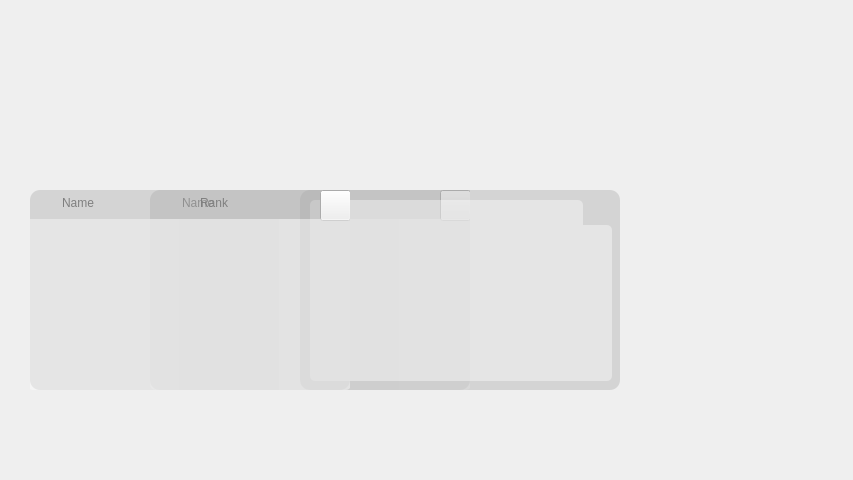
Before: the Qt Designer form PokemonClient/mainpage.ui in XiaoyuWang-BUPT/Pokemon, drawn with Qt 5.
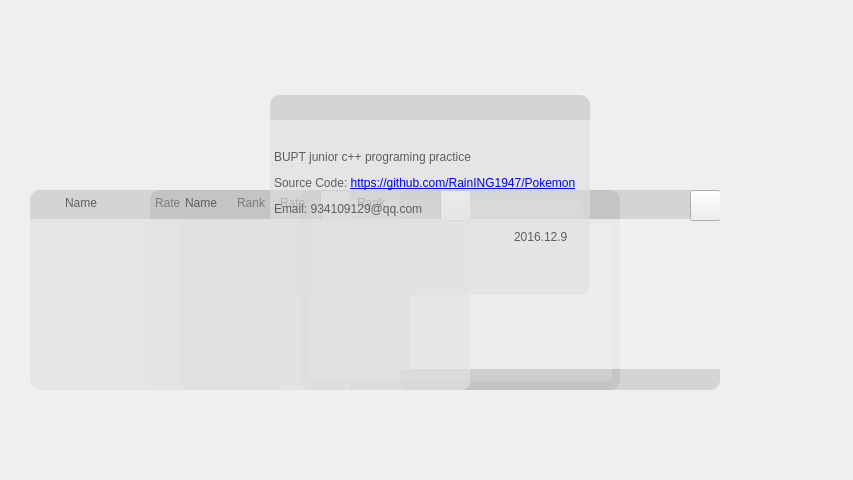
After: the same form once the commit is applied. Icons and pictures are not drawn.

Patch:
```diff
--- a/PokemonClient/mainpage.ui
+++ b/PokemonClient/mainpage.ui
@@ -298,7 +298,7 @@
    <widget class="QLabel" name="onlineNameLabel">
     <property name="geometry">
      <rect>
-      <x>32</x>
+      <x>35</x>
       <y>3</y>
       <width>54</width>
       <height>20</height>
@@ -306,7 +306,7 @@
     </property>
     <property name="styleSheet">
      <string notr="true">font: 75 14pt &quot;Consolas&quot;;
-color: rgba(125, 125, 125, 250);</string>
+color: rgb(93, 93, 93);</string>
     </property>
     <property name="text">
      <string>Name</string>
@@ -315,7 +315,7 @@
    <widget class="QLabel" name="onlineRankLabel">
     <property name="geometry">
      <rect>
-      <x>170</x>
+      <x>207</x>
       <y>3</y>
       <width>54</width>
       <height>20</height>
@@ -323,7 +323,7 @@
     </property>
     <property name="styleSheet">
      <string notr="true">font: 75 14pt &quot;Consolas&quot;;
-color: rgba(125, 125, 125, 250);</string>
+color: rgb(93, 93, 93);</string>
     </property>
     <property name="text">
      <string>Rank</string>
@@ -342,7 +342,7 @@
      <cursorShape>PointingHandCursor</cursorShape>
     </property>
     <property name="styleSheet">
-     <string notr="true">border-bottom-right-radius: 5px;
+     <string notr="true">border-bottom-right-radius: 10px;
 background-color: rgba(255, 255, 255, 110);</string>
     </property>
    </widget>
@@ -357,7 +357,7 @@
     </property>
     <property name="styleSheet">
      <string notr="true">background-color: rgba(255, 255, 255, 110);
-border-bottom-left-radius: 5px;</string>
+border-bottom-left-radius: 10px;</string>
     </property>
    </widget>
    <widget class="QWidget" name="playerPokeButtonWidget" native="true">
@@ -373,6 +373,23 @@
      <string notr="true">background-color: rgba(255, 255, 255, 110);</string>
     </property>
    </widget>
+   <widget class="QLabel" name="onlineRateLabel">
+    <property name="geometry">
+     <rect>
+      <x>130</x>
+      <y>3</y>
+      <width>54</width>
+      <height>20</height>
+     </rect>
+    </property>
+    <property name="styleSheet">
+     <string notr="true">font: 75 14pt &quot;Consolas&quot;;
+color: rgb(93, 93, 93);</string>
+    </property>
+    <property name="text">
+     <string>Rate</string>
+    </property>
+   </widget>
   </widget>
   <widget class="QWidget" name="myinfoWidget" native="true">
    <property name="geometry">
@@ -457,6 +474,10 @@
      <string/>
     </property>
    </widget>
+   <zorder>myinfoCloseBtn</zorder>
+   <zorder>myinfoText</zorder>
+   <zorder>decorationLabel</zorder>
+   <zorder>onlineRateLabel</zorder>
   </widget>
   <widget class="QWidget" name="rankWidget" native="true">
    <property name="geometry">
@@ -514,7 +535,7 @@
     <property name="styleSheet">
      <string notr="true">background-color: rgba(255, 255, 255, 100);
 color: rgb(93, 93, 93);
-border-bottom-left-radius : 5px;</string>
+border-bottom-left-radius : 10px;</string>
     </property>
     <property name="frameShape">
      <enum>QFrame::NoFrame</enum>
@@ -548,7 +569,7 @@
    <widget class="QLabel" name="rankNameLabel">
     <property name="geometry">
      <rect>
-      <x>32</x>
+      <x>35</x>
       <y>3</y>
       <width>54</width>
       <height>20</height>
@@ -556,7 +577,7 @@
     </property>
     <property name="styleSheet">
      <string notr="true">font: 75 14pt &quot;Consolas&quot;;
-color: rgba(125, 125, 125, 250);</string>
+color: rgb(93, 93, 93);</string>
     </property>
     <property name="text">
      <string>Name</string>
@@ -565,7 +586,7 @@
    <widget class="QLabel" name="rankRankLabel">
     <property name="geometry">
      <rect>
-      <x>170</x>
+      <x>207</x>
       <y>3</y>
       <width>54</width>
       <height>20</height>
@@ -573,7 +594,7 @@
     </property>
     <property name="styleSheet">
      <string notr="true">font: 75 14pt &quot;Consolas&quot;;
-color: rgba(125, 125, 125, 250);</string>
+color: rgb(93, 93, 93);</string>
     </property>
     <property name="text">
      <string>Rank</string>
@@ -609,6 +630,243 @@
      <string notr="true">background-color: rgba(255, 255, 255, 110);</string>
     </property>
    </widget>
+   <widget class="QLabel" name="rateRankLabel">
+    <property name="geometry">
+     <rect>
+      <x>125</x>
+      <y>3</y>
+      <width>54</width>
+      <height>20</height>
+     </rect>
+    </property>
+    <property name="styleSheet">
+     <string notr="true">font: 75 14pt &quot;Consolas&quot;;
+color: rgb(93, 93, 93);</string>
+    </property>
+    <property name="text">
+     <string>Rate</string>
+    </property>
+   </widget>
+  </widget>
+  <widget class="QWidget" name="pokeTableContainer" native="true">
+   <property name="geometry">
+    <rect>
+     <x>400</x>
+     <y>190</y>
+     <width>320</width>
+     <height>200</height>
+    </rect>
+   </property>
+   <property name="styleSheet">
+    <string notr="true">#pokeTableContainer {
+	border-radius: 10px;
+	background-color: rgba(170, 170, 170, 100);
+}</string>
+   </property>
+   <widget class="QWidget" name="sendLayerPokeTableWidget" native="true">
+    <property name="geometry">
+     <rect>
+      <x>0</x>
+      <y>29</y>
+      <width>320</width>
+      <height>150</height>
+     </rect>
+    </property>
+    <property name="styleSheet">
+     <string notr="true">background-color: rgba(255, 255, 255, 100);
+color: rgb(93, 93, 93);</string>
+    </property>
+    <widget class="QTableWidget" name="pokeTable">
+     <property name="geometry">
+      <rect>
+       <x>10</x>
+       <y>0</y>
+       <width>320</width>
+       <height>150</height>
+      </rect>
+     </property>
+     <property name="font">
+      <font>
+       <family>Consolas</family>
+       <pointsize>12</pointsize>
+       <weight>75</weight>
+       <bold>true</bold>
+      </font>
+     </property>
+     <property name="styleSheet">
+      <string notr="true">background-color: rgba(255, 255, 255, 100);
+color: rgb(93, 93, 93);</string>
+     </property>
+     <property name="frameShape">
+      <enum>QFrame::NoFrame</enum>
+     </property>
+     <property name="lineWidth">
+      <number>0</number>
+     </property>
+     <property name="iconSize">
+      <size>
+       <width>36</width>
+       <height>36</height>
+      </size>
+     </property>
+     <property name="showGrid">
+      <bool>true</bool>
+     </property>
+     <property name="gridStyle">
+      <enum>Qt::NoPen</enum>
+     </property>
+     <property name="rowCount">
+      <number>3</number>
+     </property>
+     <property name="columnCount">
+      <number>6</number>
+     </property>
+     <attribute name="horizontalHeaderVisible">
+      <bool>false</bool>
+     </attribute>
+     <attribute name="horizontalHeaderDefaultSectionSize">
+      <number>50</number>
+     </attribute>
+     <attribute name="horizontalHeaderHighlightSections">
+      <bool>false</bool>
+     </attribute>
+     <attribute name="verticalHeaderVisible">
+      <bool>false</bool>
+     </attribute>
+     <attribute name="verticalHeaderDefaultSectionSize">
+      <number>50</number>
+     </attribute>
+     <attribute name="verticalHeaderHighlightSections">
+      <bool>false</bool>
+     </attribute>
+     <row/>
+     <row/>
+     <row/>
+     <column/>
+     <column/>
+     <column/>
+     <column/>
+     <column/>
+     <column/>
+    </widget>
+    <zorder>pokeTable</zorder>
+    <zorder>battlePicContainer</zorder>
+    <zorder>battlePicContainer</zorder>
+    <zorder>battlePicContainer</zorder>
+   </widget>
+   <widget class="QPushButton" name="pokeCloseButton">
+    <property name="enabled">
+     <bool>true</bool>
+    </property>
+    <property name="geometry">
+     <rect>
+      <x>290</x>
+      <y>0</y>
+      <width>31</width>
+      <height>31</height>
+     </rect>
+    </property>
+    <property name="cursor">
+     <cursorShape>PointingHandCursor</cursorShape>
+    </property>
+    <property name="styleSheet">
+     <string notr="true">border-image: url(:/close);</string>
+    </property>
+    <property name="text">
+     <string/>
+    </property>
+   </widget>
+   <widget class="QLabel" name="pokeOwnerLabel">
+    <property name="geometry">
+     <rect>
+      <x>140</x>
+      <y>10</y>
+      <width>54</width>
+      <height>12</height>
+     </rect>
+    </property>
+    <property name="styleSheet">
+     <string notr="true">font: 75 14pt &quot;Consolas&quot;;
+color: rgb(93, 93, 93);</string>
+    </property>
+    <property name="text">
+     <string>&lt;html&gt;&lt;head/&gt;&lt;body&gt;&lt;p&gt;&lt;br/&gt;&lt;/p&gt;&lt;/body&gt;&lt;/html&gt;</string>
+    </property>
+   </widget>
+   <zorder>sendLayerPokeTableWidget</zorder>
+   <zorder>pokeCloseButton</zorder>
+   <zorder>pokeOwnerLabel</zorder>
+   <zorder>onlineRateLabel</zorder>
+   <zorder>onlineRateLabel</zorder>
+  </widget>
+  <widget class="QWidget" name="readmeWidget" native="true">
+   <property name="geometry">
+    <rect>
+     <x>270</x>
+     <y>95</y>
+     <width>320</width>
+     <height>200</height>
+    </rect>
+   </property>
+   <property name="styleSheet">
+    <string notr="true">#readmeWidget {
+	border-radius: 10px;
+	background-color: rgba(170, 170, 170, 100);
+}</string>
+   </property>
+   <widget class="QTextBrowser" name="textBrowser">
+    <property name="geometry">
+     <rect>
+      <x>0</x>
+      <y>25</y>
+      <width>320</width>
+      <height>175</height>
+     </rect>
+    </property>
+    <property name="styleSheet">
+     <string notr="true">background-color: rgba(255, 255, 255, 100);
+color: rgb(93, 93, 93);
+border-bottom-left-radius : 10px;
+border-bottom-right-radius : 10px;</string>
+    </property>
+    <property name="frameShape">
+     <enum>QFrame::NoFrame</enum>
+    </property>
+    <property name="html">
+     <string>&lt;!DOCTYPE HTML PUBLIC &quot;-//W3C//DTD HTML 4.0//EN&quot; &quot;http://www.w3.org/TR/REC-html40/strict.dtd&quot;&gt;
+&lt;html&gt;&lt;head&gt;&lt;meta name=&quot;qrichtext&quot; content=&quot;1&quot; /&gt;&lt;style type=&quot;text/css&quot;&gt;
+p, li { white-space: pre-wrap; }
+&lt;/style&gt;&lt;/head&gt;&lt;body style=&quot; font-family:'SimSun'; font-size:9pt; font-weight:400; font-style:normal;&quot;&gt;
+&lt;p style=&quot; margin-top:0px; margin-bottom:0px; margin-left:0px; margin-right:0px; -qt-block-indent:0; text-indent:0px;&quot;&gt;	          &lt;img src=&quot;:/logo&quot; /&gt;&lt;/p&gt;
+&lt;p style=&quot; margin-top:12px; margin-bottom:12px; margin-left:0px; margin-right:0px; -qt-block-indent:0; text-indent:0px;&quot;&gt;BUPT junior c++ programing practice&lt;/p&gt;
+&lt;p style=&quot; margin-top:12px; margin-bottom:12px; margin-left:0px; margin-right:0px; -qt-block-indent:0; text-indent:0px;&quot;&gt;Source Code: &lt;a href=&quot;https://github.com/RainING1947/Pokemon&quot;&gt;&lt;span style=&quot; text-decoration: underline; color:#0000ff;&quot;&gt;https://github.com/RainING1947/Pokemon&lt;/span&gt;&lt;/a&gt;&lt;/p&gt;
+&lt;p style=&quot; margin-top:0px; margin-bottom:0px; margin-left:0px; margin-right:0px; -qt-block-indent:0; text-indent:0px;&quot;&gt;Email: 934109129@qq.com&lt;/p&gt;
+&lt;p style=&quot;-qt-paragraph-type:empty; margin-top:0px; margin-bottom:0px; margin-left:0px; margin-right:0px; -qt-block-indent:0; text-indent:0px;&quot;&gt;&lt;br /&gt;&lt;/p&gt;
+&lt;p style=&quot; margin-top:0px; margin-bottom:0px; margin-left:0px; margin-right:0px; -qt-block-indent:0; text-indent:0px;&quot;&gt;			2016.12.9&lt;/p&gt;&lt;/body&gt;&lt;/html&gt;</string>
+    </property>
+   </widget>
+   <widget class="QPushButton" name="textBrowserCloseButton">
+    <property name="geometry">
+     <rect>
+      <x>293</x>
+      <y>0</y>
+      <width>28</width>
+      <height>28</height>
+     </rect>
+    </property>
+    <property name="cursor">
+     <cursorShape>PointingHandCursor</cursorShape>
+    </property>
+    <property name="styleSheet">
+     <string notr="true">border-image: url(:/close);</string>
+    </property>
+    <property name="text">
+     <string/>
+    </property>
+    <property name="flat">
+     <bool>true</bool>
+    </property>
+   </widget>
   </widget>
   <zorder>welcomeLabel</zorder>
   <zorder>myInfoButton</zorder>
@@ -619,9 +877,11 @@
   <zorder>huntPicContainer</zorder>
   <zorder>battlePicContainer</zorder>
   <zorder>pokeballButton</zorder>
-  <zorder>listWidgetContainer</zorder>
   <zorder>myinfoWidget</zorder>
   <zorder>rankWidget</zorder>
+  <zorder>pokeTableContainer</zorder>
+  <zorder>listWidgetContainer</zorder>
+  <zorder>readmeWidget</zorder>
  </widget>
  <resources/>
  <connections/>
```
